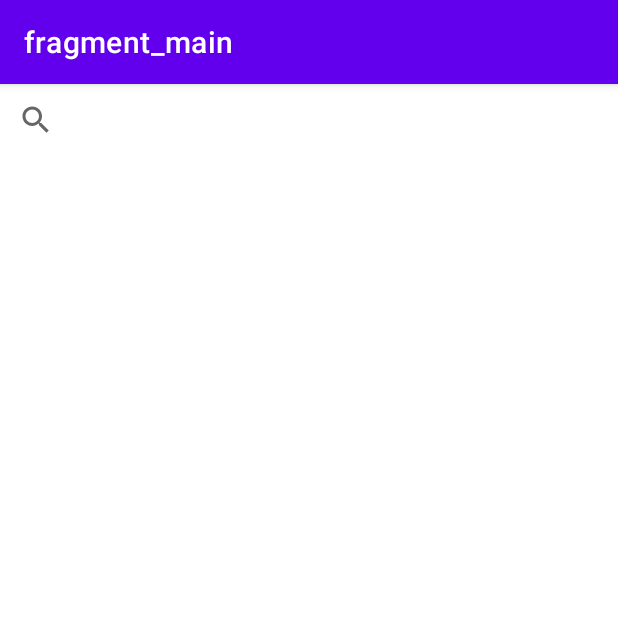
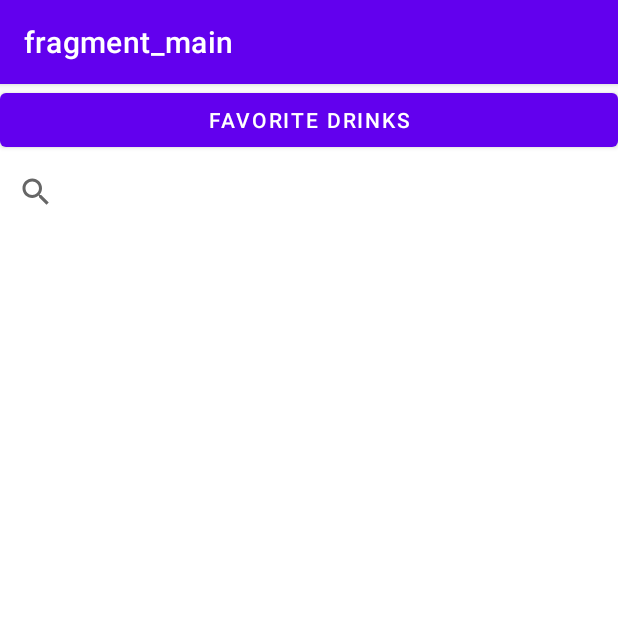
Before and after one commit to felixrp74/drink, an Android app: the screen it shows after launch (MainActivity), on a phone screen of 412 x 824 dp, the top half of it. Run offline under Robolectric (Android 15) with nearby library versions, the phone set to English and light mode, and no system bars; our stand-ins replace Room's generated code, navigation-ui.

Commit message:
insert drinkEntity Room and get drinkEntity Room

```diff
--- a/app/src/main/java/com/example/drinks/AppDatabase.kt
+++ b/app/src/main/java/com/example/drinks/AppDatabase.kt
@@ -9,7 +9,7 @@ import com.example.drinks.domain.DrinkDao
 
 @Database(entities = [DrinkEntity::class], version = 1)
 abstract class AppDatabase : RoomDatabase() {
-    abstract fun userDao(): DrinkDao
+    abstract fun drinkDao(): DrinkDao
 
     companion object {
         private var INSTANCE: AppDatabase? = null
--- a/app/src/main/java/com/example/drinks/data/model/DataSource.kt
+++ b/app/src/main/java/com/example/drinks/data/model/DataSource.kt
@@ -1,11 +1,20 @@
 package com.example.drinks.data.model
 
+import com.example.drinks.AppDatabase
 import com.example.drinks.vo.Resource
 import com.example.drinks.vo.RetrofitClient
 
-class DataSource {
+class DataSource(private val appDatabase: AppDatabase) {
 
     suspend fun getTragoByName(drinkName:String):Resource<List<Drink>>{
         return Resource.Success(RetrofitClient.webservice.getDrinkByName(drinkName).drinkList)
     }
+
+    suspend fun insertFavoriteDrinkIntoRoom(drinkEntity: DrinkEntity){
+        appDatabase.drinkDao().insertFavoriteDrinkIntoRoom(drinkEntity)
+    }
+
+    suspend fun getFavoriteDrinks():Resource<List<DrinkEntity>>{
+        return Resource.Success(appDatabase.drinkDao().getAllFavoriteDrinksFromRoom())
+    }
 }
--- a/app/src/main/java/com/example/drinks/domain/DrinkDao.kt
+++ b/app/src/main/java/com/example/drinks/domain/DrinkDao.kt
@@ -6,10 +6,10 @@ import com.example.drinks.data.model.DrinkEntity
 @Dao
 interface DrinkDao {
     @Query("SELECT * FROM tragoEntity")
-    suspend fun getAllFavoriteDrinks():List<DrinkEntity>
+    suspend fun getAllFavoriteDrinksFromRoom():List<DrinkEntity>
 
     @Insert(onConflict = OnConflictStrategy.IGNORE)
-    suspend fun insertFavorite(drinkEntity: DrinkEntity)
+    suspend fun insertFavoriteDrinkIntoRoom(drinkEntity: DrinkEntity)
 
     @Delete
     fun delete(drinkEntity: DrinkEntity)
--- a/app/src/main/java/com/example/drinks/domain/Repo.kt
+++ b/app/src/main/java/com/example/drinks/domain/Repo.kt
@@ -1,8 +1,11 @@
 package com.example.drinks.domain
 
 import com.example.drinks.data.model.Drink
+import com.example.drinks.data.model.DrinkEntity
 import com.example.drinks.vo.Resource
 
 interface Repo {
     suspend fun getDrinkList(drinkName:String): Resource<List<Drink>>
+    suspend fun getFavoriteDrinkList(): Resource<List<DrinkEntity>>
+    suspend fun insertFavoriteDrink(drinkEntity: DrinkEntity)
 }
--- a/app/src/main/java/com/example/drinks/ui/MainFragment.kt
+++ b/app/src/main/java/com/example/drinks/ui/MainFragment.kt
@@ -13,6 +13,7 @@ import androidx.lifecycle.Observer
 import androidx.navigation.fragment.findNavController
 import androidx.recyclerview.widget.DividerItemDecoration
 import androidx.recyclerview.widget.LinearLayoutManager
+import com.example.drinks.AppDatabase
 import com.example.drinks.R
 import com.example.drinks.data.model.DataSource
 import com.example.drinks.data.model.Drink
@@ -23,13 +24,17 @@ import com.example.drinks.ui.viewmodel.VMFactory
 import com.example.drinks.vo.Resource
 
 class MainFragment : Fragment(), MainAdapter.ItemClickListener {
+
+    private val viewModel by viewModels<MainViewModel> { VMFactory(RepoImpl(DataSource(
+        AppDatabase.getInstance(requireActivity().applicationContext)))) }
+
     private var _binding: FragmentMainBinding? = null
 
     // This property is only valid between onCreateView and
     // onDestroyView.
     private val binding get() = _binding!!
 
-    private val viewModel by viewModels<MainViewModel> { VMFactory(RepoImpl(DataSource())) }
+
 
     override fun onCreateView(
         inflater: LayoutInflater, container: ViewGroup?,
@@ -47,6 +52,10 @@ class MainFragment : Fragment(), MainAdapter.ItemClickListener {
         setupRecyclerView()
         setupSearchView()
         setupObservers()
+
+        binding.btnFavoriteDrinks.setOnClickListener {
+            findNavController().navigate(R.id.action_mainFragment2_to_favoriteFragment)
+        }
 
 
     }
--- a/app/src/main/res/layout/fragment_main.xml
+++ b/app/src/main/res/layout/fragment_main.xml
@@ -7,10 +7,18 @@
     android:gravity="center"
     tools:context=".ui.MainFragment">
 
+    <Button
+        android:id="@+id/btnFavoriteDrinks"
+        android:layout_width="match_parent"
+        android:layout_height="wrap_content"
+        android:text="Favorite Drinks" />
+
     <androidx.appcompat.widget.SearchView
         android:id="@+id/searchView"
         android:layout_width="match_parent"
-        android:layout_height="wrap_content"/>
+        android:layout_height="wrap_content">
+
+    </androidx.appcompat.widget.SearchView>
 
     <RelativeLayout
         android:id="@+id/pbCircle"
--- a/app/src/main/res/navigation/main_graph.xml
+++ b/app/src/main/res/navigation/main_graph.xml
@@ -12,10 +12,18 @@
         <action
             android:id="@+id/action_mainFragment2_to_detailDrinkFragment2"
             app:destination="@id/detailDrinkFragment2" />
+        <action
+            android:id="@+id/action_mainFragment2_to_favoriteFragment"
+            app:destination="@id/favoriteFragment" />
     </fragment>
     <fragment
         android:id="@+id/detailDrinkFragment2"
         android:name="com.example.drinks.ui.DrinkDetailFragment"
         android:label="fragment_detail_drink"
         tools:layout="@layout/fragment_detail_drink" />
+    <fragment
+        android:id="@+id/favoriteFragment"
+        android:name="com.example.drinks.ui.FavoriteFragment"
+        android:label="fragment_favorite"
+        tools:layout="@layout/fragment_favorite" />
 </navigation>
```
Also changed, not shown: app/src/main/java/com/example/drinks/domain/RepoImpl.kt (+9 -0 lines), app/src/main/java/com/example/drinks/ui/DrinkDetailFragment.kt (+30 -4 lines), app/src/main/java/com/example/drinks/ui/FavoriteFragment.kt (added, +87 -0 lines), app/src/main/java/com/example/drinks/ui/viewmodel/MainViewModel.kt (+15 -0 lines), app/src/main/res/layout/fragment_favorite.xml (added, +14 -0 lines).
